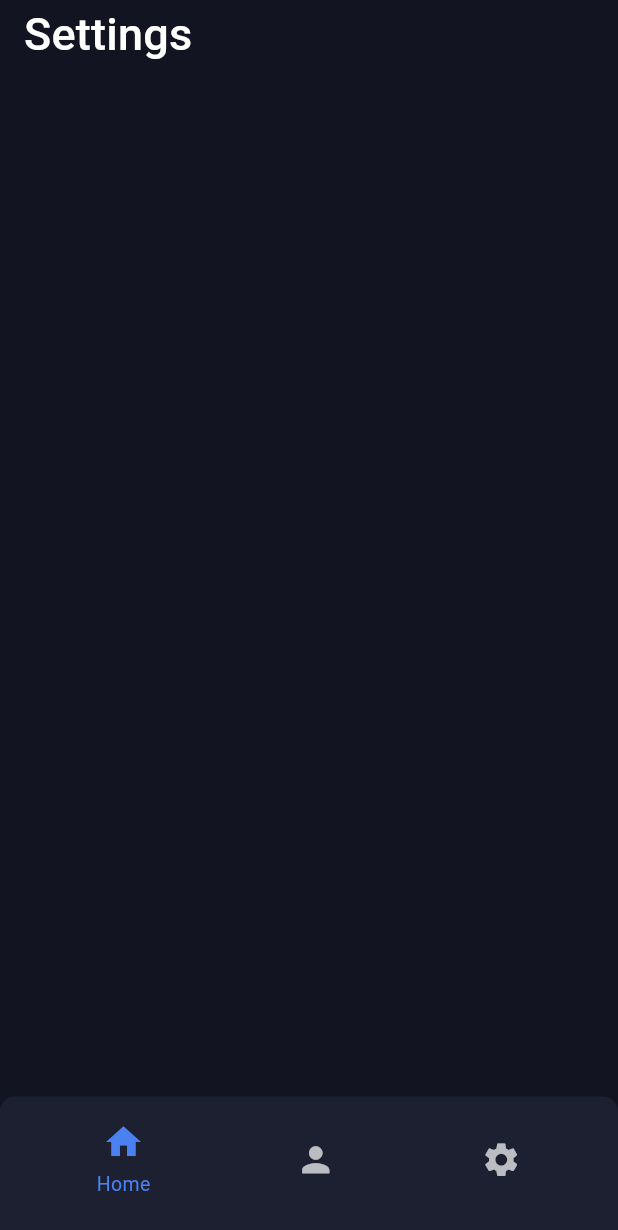
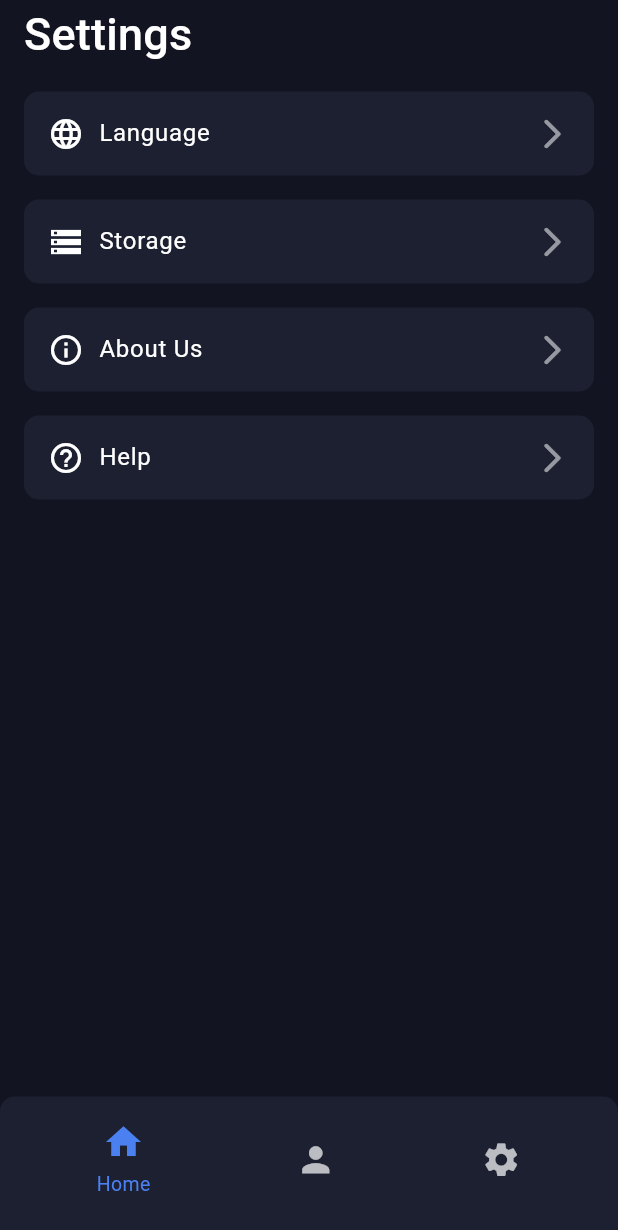
Before and after one commit to Yocif-Ref3t/Graduation-Project-1, a Flutter app: the SettingsView screen opened by its route, on a phone screen of 412 x 824 dp. Shown: the top 1230 px of the screen. Run offline on Flutter 3.47's test engine with Material 3 defaults, Android fonts, the phone set to English and light mode, and no system bars; our stand-ins replace dartz, easy_localization, flutter_bloc, go_router, lottie, supabase_flutter; accounts and stored records are empty.

Commit message:
Start with settings view and language view

```diff
--- a/lib/core/constants/app_router.dart
+++ b/lib/core/constants/app_router.dart
@@ -5,6 +5,7 @@ import 'package:graduation_project1/features/auth/presentation/views/register_vi
 import 'package:graduation_project1/features/auth/presentation/views/reset_password_view.dart';
 import 'package:graduation_project1/features/layout/presentation/views/layout_view.dart';
 import 'package:graduation_project1/features/profile/presentation/views/profile_view.dart';
+import 'package:graduation_project1/features/settings/presentation/views/language_view.dart';
 import 'package:graduation_project1/features/settings/presentation/views/settings_view.dart';
 import 'package:graduation_project1/features/splash/presentation/views/splash_view.dart';
 
@@ -40,6 +41,10 @@ abstract class AppRouter {
           ),
         ],
       ),
+      GoRoute(
+        path: Routes.languageView,
+        builder: (context, state) => LanguageView(),
+      ),
     ],
   );
 }
--- a/lib/core/constants/routes.dart
+++ b/lib/core/constants/routes.dart
@@ -5,4 +5,5 @@ abstract class Routes {
   static const String resetPasswordView = '/resetPasswordView';
   static const String profileView = '/profileView';
   static const String settingsView = '/settingsView';
+  static const String languageView = '/languageView';
 }
--- /dev/null
+++ b/lib/features/profile/presentation/views/widgets/profile view/category_item.dart
@@ -0,0 +1,40 @@
+import 'package:flutter/material.dart';
+import 'package:graduation_project1/core/extensions/extensions.dart';
+
+class CategoryItem extends StatelessWidget {
+  final String title;
+  final IconData icon;
+  final Color? color;
+  final void Function() onTap;
+  const CategoryItem({
+    super.key,
+    required this.title,
+    required this.icon,
+    required this.onTap,
+    this.color,
+  });
+
+  @override
+  Widget build(BuildContext context) {
+    return GestureDetector(
+      onTap: onTap,
+      child: Container(
+        padding: EdgeInsets.all(16),
+        width: double.maxFinite,
+        decoration: BoxDecoration(
+          color: context.colors.secondary,
+          borderRadius: BorderRadius.circular(10),
+        ),
+        child: Row(
+          children: [
+            Icon(icon, color: color),
+            SizedBox(width: 10),
+            Text(title, style: context.texts.bodyLarge!.copyWith(color: color)),
+            Spacer(),
+            Icon(Icons.arrow_forward_ios_rounded, color: color ?? Colors.white54)
+          ],
+        ),
+      ),
+    );
+  }
+}
--- a/lib/features/settings/presentation/views/settings_view.dart
+++ b/lib/features/settings/presentation/views/settings_view.dart
@@ -1,6 +1,8 @@
 import 'package:easy_localization/easy_localization.dart';
 import 'package:flutter/material.dart';
 import 'package:graduation_project1/core/widgets/page_title.dart';
+
+import 'widgets/settings view/settings_view_body.dart';
 
 class SettingsView extends StatelessWidget {
   const SettingsView({super.key});
@@ -9,6 +11,7 @@ class SettingsView extends StatelessWidget {
   Widget build(BuildContext context) {
     return Scaffold(
       appBar: PageTitle(title: "Settings".tr()),
+      body: const SettingsViewBody(),
     );
   }
 }
--- /dev/null
+++ b/lib/features/settings/presentation/views/widgets/settings view/settings_view_body.dart
@@ -0,0 +1,43 @@
+import 'package:easy_localization/easy_localization.dart';
+import 'package:flutter/material.dart';
+import 'package:graduation_project1/core/constants/routes.dart';
+import 'package:graduation_project1/core/extensions/extensions.dart';
+import 'package:graduation_project1/features/profile/presentation/views/widgets/profile%20view/category_item.dart';
+
+class SettingsViewBody extends StatelessWidget {
+  const SettingsViewBody({super.key});
+
+  @override
+  Widget build(BuildContext context) {
+    return Padding(
+      padding: const EdgeInsets.all(16),
+      child: Column(
+        spacing: 16,
+        children: [
+          CategoryItem(
+            title: "Language".tr(),
+            icon: Icons.language,
+            onTap: () {
+              context.routerPush(Routes.languageView);
+            },
+          ),
+          CategoryItem(
+            title: "Storage".tr(),
+            icon: Icons.storage,
+            onTap: () {},
+          ),
+          CategoryItem(
+            title: "About Us".tr(),
+            icon: Icons.info_outline,
+            onTap: () {},
+          ),
+          CategoryItem(
+            title: "Help".tr(),
+            icon: Icons.help_outline,
+            onTap: () {},
+          ),
+        ],
+      ),
+    );
+  }
+}
```
Also changed, not shown: lib/core/widgets/custom_app_bar.dart (added, +35 -0 lines), lib/features/profile/presentation/views/widgets/profile view/profile_category_item.dart (deleted, +0 -35 lines), lib/features/profile/presentation/views/widgets/profile view/profile_view_body.dart (+9 -5 lines), lib/features/settings/presentation/views/language_view.dart (added, +17 -0 lines), lib/features/settings/presentation/views/widgets/language view/language_view_body.dart (added, +13 -0 lines).
